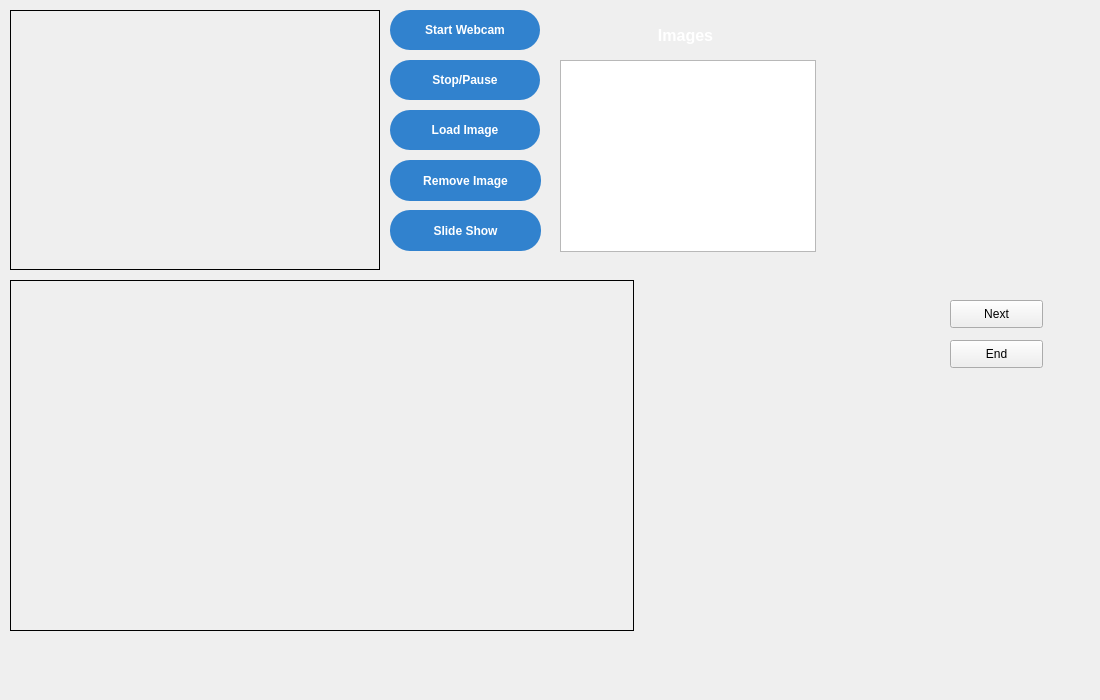
Qt form ui/test.ui (MartinRapcan/EyeTracking) before a commit.
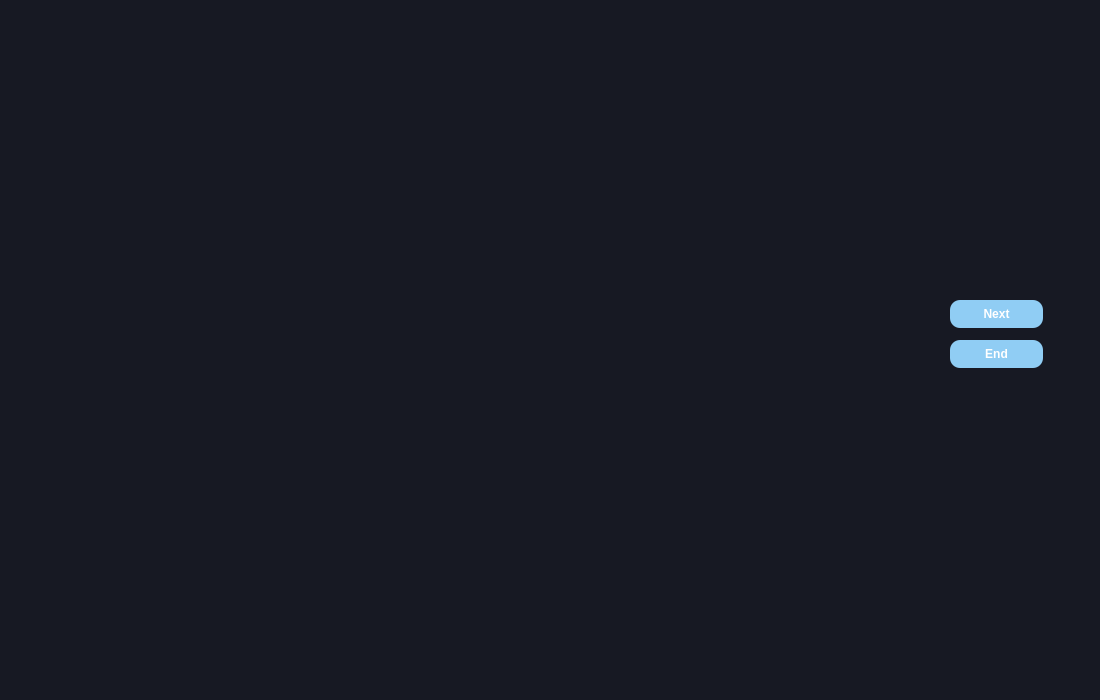
The same form after that commit.

Commit message: feat: aplication interface changes

Diff of the .ui file:
```diff
--- a/ui/test.ui
+++ b/ui/test.ui
@@ -14,27 +14,14 @@
    <string>Form</string>
   </property>
   <property name="styleSheet">
-   <string notr="true">/*QWidget {
+   <string notr="true">QWidget {
 background-color: #171923;
-}*/</string>
+}</string>
   </property>
-  <widget class="QLabel" name="postion">
-   <property name="geometry">
-    <rect>
-     <x>660</x>
-     <y>590</y>
-     <width>261</width>
-     <height>31</height>
-    </rect>
-   </property>
-   <property name="text">
-    <string/>
-   </property>
-  </widget>
   <widget class="QPushButton" name="slideShow">
    <property name="geometry">
     <rect>
-     <x>390</x>
+     <x>940</x>
      <y>210</y>
      <width>151</width>
      <height>41</height>
@@ -42,7 +29,7 @@
    </property>
    <property name="styleSheet">
     <string notr="true">QPushButton {
-background-color: #3182CE;
+background-color: #90cdf4;
 border: none;
 border-radius: 20px;
 font-size: 12px;
@@ -68,7 +55,7 @@
   <widget class="QPushButton" name="removeImage">
    <property name="geometry">
     <rect>
-     <x>390</x>
+     <x>940</x>
      <y>160</y>
      <width>151</width>
      <height>41</height>
@@ -76,7 +63,7 @@
    </property>
    <property name="styleSheet">
     <string notr="true">QPushButton {
-background-color: #3182CE;
+background-color: #90cdf4;
 border: none;
 border-radius: 20px;
 font-size: 12px;
@@ -102,12 +89,25 @@
   <widget class="QListWidget" name="listImages">
    <property name="geometry">
     <rect>
-     <x>560</x>
-     <y>60</y>
-     <width>256</width>
-     <height>192</height>
+     <x>10</x>
+     <y>340</y>
+     <width>451</width>
+     <height>351</height>
     </rect>
    </property>
+   <property name="styleSheet">
+    <string notr="true">QListWidget {
+border: 1px solid #90cdf4;
+color: white;
+
+}</string>
+   </property>
+   <property name="frameShadow">
+    <enum>QFrame::Raised</enum>
+   </property>
+   <property name="lineWidth">
+    <number>2</number>
+   </property>
   </widget>
   <widget class="QLabel" name="imgLabel">
    <property name="geometry">
@@ -120,13 +120,19 @@
    </property>
    <property name="styleSheet">
     <string notr="true">QLabel {
-border: 1px solid black;
+border: 1px solid #90cdf4;
 }
 </string>
    </property>
    <property name="frameShape">
     <enum>QFrame::Box</enum>
    </property>
+   <property name="frameShadow">
+    <enum>QFrame::Sunken</enum>
+   </property>
+   <property name="lineWidth">
+    <number>2</number>
+   </property>
    <property name="text">
     <string/>
    </property>
@@ -134,7 +140,7 @@
   <widget class="QPushButton" name="startButton">
    <property name="geometry">
     <rect>
-     <x>390</x>
+     <x>940</x>
      <y>10</y>
      <width>150</width>
      <height>40</height>
@@ -142,7 +148,7 @@
    </property>
    <property name="styleSheet">
     <string notr="true">QPushButton {
-background-color: #3182CE;
+background-color: #90cdf4;
 border: none;
 border-radius: 20px;
 font-size: 12px;
@@ -168,7 +174,7 @@
   <widget class="QPushButton" name="loadImage">
    <property name="geometry">
     <rect>
-     <x>390</x>
+     <x>940</x>
      <y>110</y>
      <width>150</width>
      <height>40</height>
@@ -176,7 +182,7 @@
    </property>
    <property name="styleSheet">
     <string notr="true">QPushButton {
-background-color: #3182CE;
+background-color: #90cdf4;
 border: none;
 border-radius: 20px;
 font-size: 12px;
@@ -202,8 +208,8 @@
   <widget class="QLabel" name="screenLabel">
    <property name="geometry">
     <rect>
-     <x>10</x>
-     <y>280</y>
+     <x>470</x>
+     <y>340</y>
      <width>624</width>
      <height>351</height>
     </rect>
@@ -221,6 +227,66 @@
     <string/>
    </property>
   </widget>
+  <widget class="QLabel" name="label">
+   <property name="geometry">
+    <rect>
+     <x>110</x>
+     <y>300</y>
+     <width>251</width>
+     <height>31</height>
+    </rect>
+   </property>
+   <property name="styleSheet">
+    <string notr="true">QLabel {
+	color: white;
+	font-size: 16px;
+	font-weight: 500;
+}</string>
+   </property>
+   <property name="text">
+    <string>Images</string>
+   </property>
+   <property name="alignment">
+    <set>Qt::AlignCenter</set>
+   </property>
+   <property name="indent">
+    <number>0</number>
+   </property>
+  </widget>
+  <widget class="QPushButton" name="stopButton">
+   <property name="geometry">
+    <rect>
+     <x>940</x>
+     <y>60</y>
+     <width>150</width>
+     <height>40</height>
+    </rect>
+   </property>
+   <property name="styleSheet">
+    <string notr="true">QPushButton {
+background-color: #90cdf4;
+border: none;
+border-radius: 20px;
+font-size: 12px;
+color: white;
+font-weight: 600;
+}
+
+QPushButton:hover {
+background-color: #3182CE;
+
+}
+
+QPushButton:pressed {
+background-color: #3182CE;
+
+}
+</string>
+   </property>
+   <property name="text">
+    <string>Stop/Pause</string>
+   </property>
+  </widget>
   <widget class="QWidget" name="slide" native="true">
    <property name="geometry">
     <rect>
@@ -231,9 +297,9 @@
     </rect>
    </property>
    <property name="styleSheet">
-    <string notr="true">/*QWidget {
+    <string notr="true">QWidget {
 background-color: #171923;
-}*/</string>
+}</string>
    </property>
    <widget class="QLabel" name="image">
     <property name="geometry">
@@ -266,6 +332,27 @@
       <height>28</height>
      </rect>
     </property>
+    <property name="styleSheet">
+     <string notr="true">QPushButton {
+background-color: #90cdf4;
+border: none;
+border-radius: 10px;
+font-size: 12px;
+color: white;
+font-weight: 600;
+}
+
+QPushButton:hover {
+background-color: #3182CE;
+
+}
+
+QPushButton:pressed {
+background-color: #3182CE;
+
+}
+</string>
+    </property>
     <property name="text">
      <string>Next</string>
     </property>
@@ -279,82 +366,32 @@
       <height>28</height>
      </rect>
     </property>
+    <property name="styleSheet">
+     <string notr="true">QPushButton {
+background-color: #90cdf4;
+border: none;
+border-radius: 10px;
+font-size: 12px;
+color: white;
+font-weight: 600;
+}
+
+QPushButton:hover {
+background-color: #3182CE;
+
+}
+
+QPushButton:pressed {
+background-color: #3182CE;
+
+}
+</string>
+    </property>
     <property name="text">
      <string>End</string>
     </property>
    </widget>
   </widget>
-  <widget class="QLabel" name="label">
-   <property name="geometry">
-    <rect>
-     <x>560</x>
-     <y>20</y>
-     <width>251</width>
-     <height>31</height>
-    </rect>
-   </property>
-   <property name="styleSheet">
-    <string notr="true">QLabel {
-	color: white;
-	font-size: 16px;
-	font-weight: 500;
-}</string>
-   </property>
-   <property name="text">
-    <string>Images</string>
-   </property>
-   <property name="alignment">
-    <set>Qt::AlignCenter</set>
-   </property>
-   <property name="indent">
-    <number>0</number>
-   </property>
-  </widget>
-  <widget class="QPushButton" name="stopButton">
-   <property name="geometry">
-    <rect>
-     <x>390</x>
-     <y>60</y>
-     <width>150</width>
-     <height>40</height>
-    </rect>
-   </property>
-   <property name="styleSheet">
-    <string notr="true">QPushButton {
-background-color: #3182CE;
-border: none;
-border-radius: 20px;
-font-size: 12px;
-color: white;
-font-weight: 600;
-}
-
-QPushButton:hover {
-background-color: #90CDF4;
-
-}
-
-QPushButton:pressed {
-background-color: #90CDF4;
-
-}
-</string>
-   </property>
-   <property name="text">
-    <string>Stop/Pause</string>
-   </property>
-  </widget>
-  <zorder>postion</zorder>
-  <zorder>slideShow</zorder>
-  <zorder>removeImage</zorder>
-  <zorder>listImages</zorder>
-  <zorder>imgLabel</zorder>
-  <zorder>startButton</zorder>
-  <zorder>loadImage</zorder>
-  <zorder>screenLabel</zorder>
-  <zorder>label</zorder>
-  <zorder>stopButton</zorder>
-  <zorder>slide</zorder>
  </widget>
  <resources/>
  <connections/>
```
Left out of the diff: 16 changed lines with no effect on the pictures. The commit also changes 2 other files.
